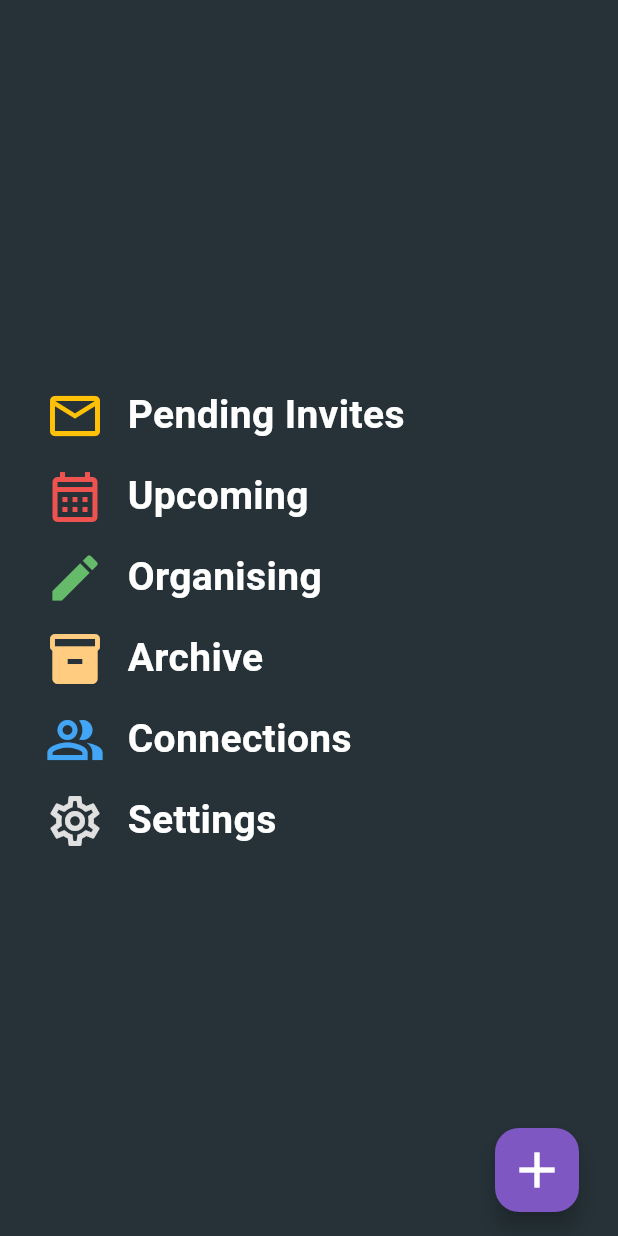
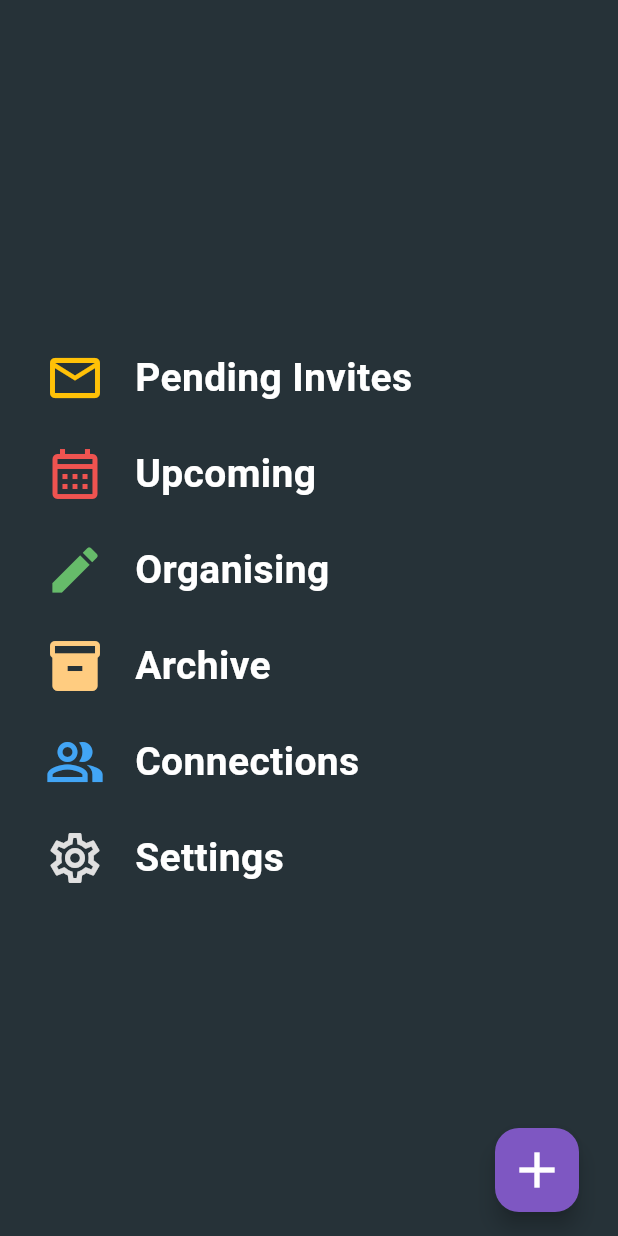
Before and after one commit to Broderick-Westrope/eventurely_flutter, a Flutter app: the screen it shows after launch, on a phone screen of 412 x 824 dp. Run offline on Flutter 3.47's test engine with Material 3 defaults, Android fonts, the phone set to English and light mode, and no system bars; our stand-ins replace fixnum; missing offline and left inert: grpc, protobuf.

Commit message:
feat: make HomeList scrollable; extract HomeListItem widget

```diff
--- a/lib/views/home/components/home_list.dart
+++ b/lib/views/home/components/home_list.dart
@@ -2,53 +2,56 @@ import 'package:Eventurely/models/menu_item.dart';
 import 'package:flutter/material.dart';
 
 class HomeList extends StatelessWidget {
-  const HomeList({
-    super.key,
-    required this.menuItems,
-  });
+  HomeList({super.key});
 
-  final List<MenuItemModel> menuItems;
+  final menuItems = MenuItemModel.getMenuItems();
 
   @override
   Widget build(BuildContext context) {
-    return LayoutBuilder(
-      builder: (context, constraints) {
     return SingleChildScrollView(
       physics: const BouncingScrollPhysics(
-              decelerationRate: ScrollDecelerationRate.normal),
+          parent:
+              AlwaysScrollableScrollPhysics()), // To maintain the bouncy effect
       child: ConstrainedBox(
-            constraints: BoxConstraints(minHeight: constraints.maxHeight),
+        constraints: BoxConstraints(
+          minHeight: MediaQuery.of(context).size.height,
+        ),
         child: IntrinsicHeight(
           child: Column(
             mainAxisAlignment: MainAxisAlignment.center,
-                children: menuItems
-                    .map((e) => Padding(
-                          padding: const EdgeInsets.all(0),
+            children: menuItems.map((item) {
+              return HomeListItem(item: item);
+            }).toList(),
+          ),
+        ),
+      ),
+    );
+  }
+}
+
+class HomeListItem extends StatelessWidget {
+  final item;
+
+  const HomeListItem({super.key, required this.item});
+
+  @override
+  Widget build(BuildContext context) {
+    return Padding(
+      padding: const EdgeInsets.only(left: 30, top: 12, bottom: 12),
       child: Row(
         mainAxisAlignment: MainAxisAlignment.start,
         children: [
           Padding(
-                                padding:
-                                    const EdgeInsets.fromLTRB(30, 7, 15, 7),
-                                child: e.icon,
+            padding: const EdgeInsets.only(right: 20),
+            child: item.icon,
           ),
-                              Center(
-                                  child: Text(
-                                e.title,
+          Text(
+            item.title,
             style: const TextStyle(
-                                    color: Colors.white,
-                                    fontSize: 26,
-                                    fontWeight: FontWeight.w600),
-                              )),
+                color: Colors.white, fontSize: 26, fontWeight: FontWeight.w600),
+          ),
         ],
       ),
-                        ))
-                    .toList(),
-              ),
-            ),
-          ),
-        );
-      },
     );
   }
 }
--- a/lib/views/home/home.dart
+++ b/lib/views/home/home.dart
@@ -1,12 +1,9 @@
 import 'package:Eventurely/widgets/add_fab.dart';
-import 'package:Eventurely/models/menu_item.dart';
 import 'package:Eventurely/views/home/components/home_list.dart';
 import 'package:flutter/material.dart';
 
 class HomeScreen extends StatelessWidget {
   HomeScreen({super.key});
-
-  final menuItems = MenuItemModel.getMenuItems();
 
   @override
   Widget build(BuildContext context) {
@@ -14,7 +11,7 @@ class HomeScreen extends StatelessWidget {
       floatingActionButton: const AddFAB(),
       body: Container(
         decoration: BoxDecoration(color: Colors.blueGrey.shade900),
-        child: HomeList(menuItems: menuItems),
+        child: HomeList(),
       ),
     );
   }
```
Lines whose indentation alone changed are shown as unchanged.
